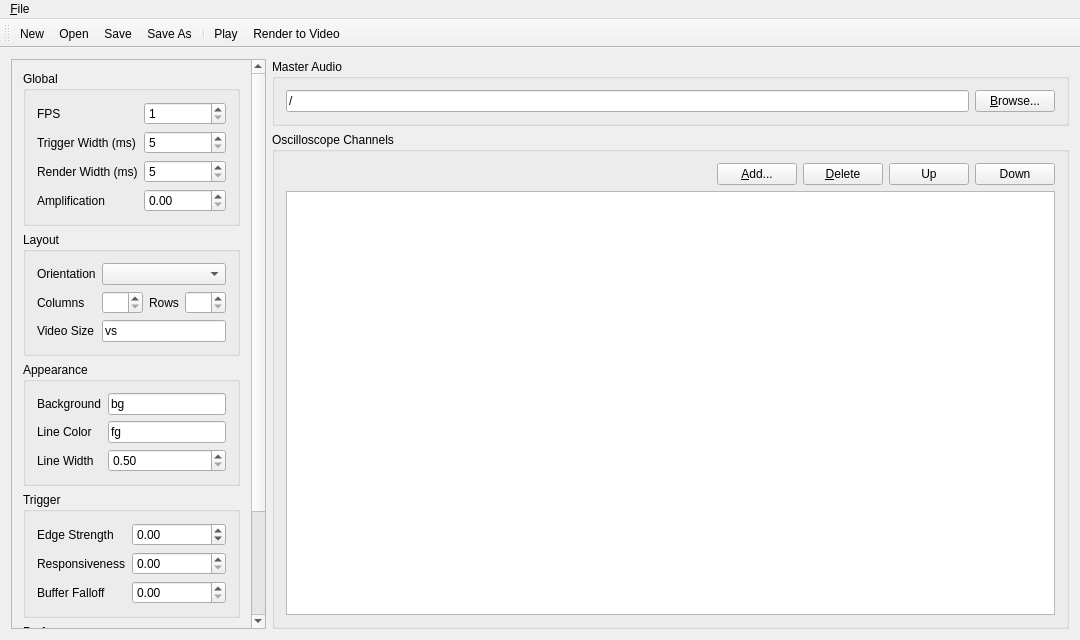
Above: ovgenpy/gui/mainwindow.ui from corrscope/corrscope before the change. Below: the same form after it.
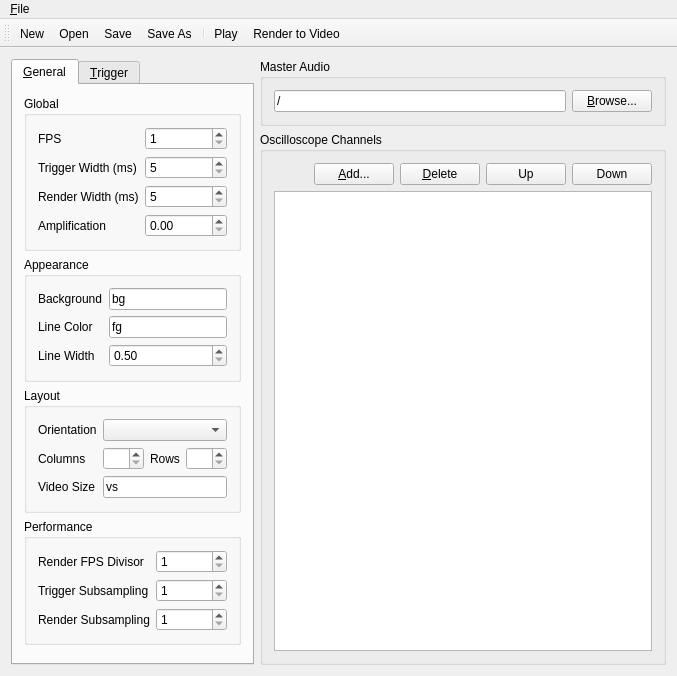
That is the form after the change. Custom widgets are drawn as their Qt base class.

Commit message: [ui] Move trigger to new tab, eliminate scrollbars (shrinkwrap height)

```diff
--- a/ovgenpy/gui/mainwindow.ui
+++ b/ovgenpy/gui/mainwindow.ui
@@ -7,7 +7,7 @@
     <x>0</x>
     <y>0</y>
     <width>1080</width>
-    <height>640</height>
+    <height>0</height>
    </rect>
   </property>
   <property name="windowTitle">
@@ -16,30 +16,15 @@
   <widget class="QWidget" name="centralWidget">
    <layout class="QHBoxLayout" name="horizontalLayout" stretch="0,1">
     <item>
-     <widget class="QScrollArea" name="optionsScroll">
-      <property name="sizePolicy">
-       <sizepolicy hsizetype="Fixed" vsizetype="Preferred">
-        <horstretch>0</horstretch>
-        <verstretch>0</verstretch>
-       </sizepolicy>
+     <widget class="QTabWidget" name="tabWidget">
+      <property name="currentIndex">
+       <number>0</number>
       </property>
-      <property name="focusPolicy">
-       <enum>Qt::NoFocus</enum>
-      </property>
-      <property name="verticalScrollBarPolicy">
-       <enum>Qt::ScrollBarAlwaysOn</enum>
-      </property>
-      <property name="widgetResizable">
-       <bool>true</bool>
-      </property>
-      <widget class="QWidget" name="optionsColumn">
-       <property name="sizePolicy">
-        <sizepolicy hsizetype="Fixed" vsizetype="Fixed">
-         <horstretch>0</horstretch>
-         <verstretch>0</verstretch>
-        </sizepolicy>
-       </property>
-       <layout class="QVBoxLayout" name="verticalLayout">
+      <widget class="QWidget" name="tabGeneral">
+       <attribute name="title">
+        <string>&amp;General</string>
+       </attribute>
+       <layout class="QVBoxLayout" name="verticalLayout_2">
         <item>
          <widget class="QGroupBox" name="optionGlobal">
           <property name="title">
@@ -117,6 +102,60 @@
           </layout>
          </widget>
         </item>
+        <item>
+         <widget class="QGroupBox" name="optionAppear">
+          <property name="title">
+           <string>Appearance</string>
+          </property>
+          <layout class="QFormLayout" name="formLayout_4">
+           <item row="0" column="0">
+            <widget class="QLabel" name="render__bg_colorL">
+             <property name="text">
+              <string>Background</string>
+             </property>
+            </widget>
+           </item>
+           <item row="0" column="1">
+            <widget class="BoundLineEdit" name="render__bg_color">
+             <property name="text">
+              <string>bg</string>
+             </property>
+            </widget>
+           </item>
+           <item row="1" column="0">
+            <widget class="QLabel" name="render__init_line_colorL">
+             <property name="text">
+              <string>Line Color</string>
+             </property>
+            </widget>
+           </item>
+           <item row="1" column="1">
+            <widget class="BoundLineEdit" name="render__init_line_color">
+             <property name="text">
+              <string>fg</string>
+             </property>
+            </widget>
+           </item>
+           <item row="2" column="0">
+            <widget class="QLabel" name="render__line_widthL">
+             <property name="text">
+              <string>Line Width</string>
+             </property>
+            </widget>
+           </item>
+           <item row="2" column="1">
+            <widget class="BoundDoubleSpinBox" name="render__line_width">
+             <property name="minimum">
+              <double>0.500000000000000</double>
+             </property>
+             <property name="singleStep">
+              <double>0.500000000000000</double>
+             </property>
+            </widget>
+           </item>
+          </layout>
+         </widget>
+        </item>
         <item>
          <widget class="QGroupBox" name="optionLayout">
           <property name="title">
@@ -183,59 +222,70 @@
          </widget>
         </item>
         <item>
-         <widget class="QGroupBox" name="optionAppear">
+         <widget class="QGroupBox" name="optionChannel">
           <property name="title">
-           <string>Appearance</string>
+           <string>Performance</string>
           </property>
-          <layout class="QFormLayout" name="formLayout_4">
+          <layout class="QFormLayout" name="formLayout_3">
            <item row="0" column="0">
-            <widget class="QLabel" name="render__bg_colorL">
+            <widget class="QLabel" name="render_subfpsL">
              <property name="text">
-              <string>Background</string>
+              <string>Render FPS Divisor</string>
              </property>
             </widget>
            </item>
            <item row="0" column="1">
-            <widget class="BoundLineEdit" name="render__bg_color">
-             <property name="text">
-              <string>bg</string>
+            <widget class="BoundSpinBox" name="render_subfps">
+             <property name="minimum">
+              <number>1</number>
              </property>
             </widget>
            </item>
            <item row="1" column="0">
-            <widget class="QLabel" name="render__init_line_colorL">
+            <widget class="QLabel" name="trigger_subsamplingL">
              <property name="text">
-              <string>Line Color</string>
+              <string>Trigger Subsampling</string>
              </property>
             </widget>
            </item>
            <item row="1" column="1">
-            <widget class="BoundLineEdit" name="render__init_line_color">
-             <property name="text">
-              <string>fg</string>
+            <widget class="BoundSpinBox" name="trigger_subsampling">
+             <property name="minimum">
+              <number>1</number>
              </property>
             </widget>
            </item>
            <item row="2" column="0">
-            <widget class="QLabel" name="render__line_widthL">
+            <widget class="QLabel" name="render_subsamplingL">
              <property name="text">
-              <string>Line Width</string>
+              <string>Render Subsampling</string>
              </property>
             </widget>
            </item>
            <item row="2" column="1">
-            <widget class="BoundDoubleSpinBox" name="render__line_width">
+            <widget class="BoundSpinBox" name="render_subsampling">
              <property name="minimum">
-              <double>0.500000000000000</double>
-             </property>
-             <property name="singleStep">
-              <double>0.500000000000000</double>
+              <number>1</number>
              </property>
             </widget>
            </item>
           </layout>
          </widget>
         </item>
+        <item>
+         <spacer name="verticalSpacer_2">
+          <property name="orientation">
+           <enum>Qt::Vertical</enum>
+          </property>
+         </spacer>
+        </item>
+       </layout>
+      </widget>
+      <widget class="QWidget" name="tabTrigger">
+       <attribute name="title">
+        <string>&amp;Trigger</string>
+       </attribute>
+       <layout class="QVBoxLayout" name="verticalLayout_3">
         <item>
          <widget class="QGroupBox" name="optionAudio">
           <property name="title">
@@ -291,55 +341,11 @@
          </widget>
         </item>
         <item>
-         <widget class="QGroupBox" name="optionChannel">
-          <property name="title">
-           <string>Performance</string>
+         <spacer name="verticalSpacer">
+          <property name="orientation">
+           <enum>Qt::Vertical</enum>
           </property>
-          <layout class="QFormLayout" name="formLayout_3">
-           <item row="0" column="0">
-            <widget class="QLabel" name="render_subfpsL">
-             <property name="text">
-              <string>Render FPS Divisor</string>
-             </property>
-            </widget>
-           </item>
-           <item row="0" column="1">
-            <widget class="BoundSpinBox" name="render_subfps">
-             <property name="minimum">
-              <number>1</number>
-             </property>
-            </widget>
-           </item>
-           <item row="1" column="0">
-            <widget class="QLabel" name="trigger_subsamplingL">
-             <property name="text">
-              <string>Trigger Subsampling</string>
-             </property>
-            </widget>
-           </item>
-           <item row="1" column="1">
-            <widget class="BoundSpinBox" name="trigger_subsampling">
-             <property name="minimum">
-              <number>1</number>
-             </property>
-            </widget>
-           </item>
-           <item row="2" column="0">
-            <widget class="QLabel" name="render_subsamplingL">
-             <property name="text">
-              <string>Render Subsampling</string>
-             </property>
-            </widget>
-           </item>
-           <item row="2" column="1">
-            <widget class="BoundSpinBox" name="render_subsampling">
-             <property name="minimum">
-              <number>1</number>
-             </property>
-            </widget>
-           </item>
-          </layout>
-         </widget>
+         </spacer>
         </item>
        </layout>
       </widget>
```
